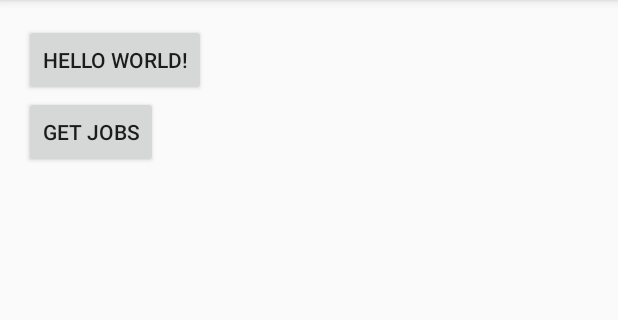
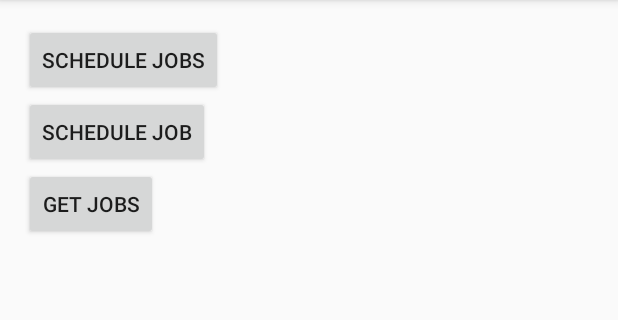
Before and after one commit to operando/JobScheduler-Sample, an Android app: the screen it shows after launch (MainActivity), on a phone screen of 412 x 824 dp, the part 84-404 px from its top. Run offline under Robolectric (Android 15) with nearby library versions, the phone set to English and light mode, and no system bars.

```diff
--- a/app/src/main/res/layout/activity_main.xml
+++ b/app/src/main/res/layout/activity_main.xml
@@ -11,10 +11,16 @@
     tools:context=".MainActivity">
 
     <Button
-        android:id="@+id/button"
+        android:id="@+id/schedule_jobs"
         android:layout_width="wrap_content"
         android:layout_height="wrap_content"
-        android:text="Hello World!" />
+        android:text="Schedule jobs" />
+
+    <Button
+        android:id="@+id/schedule_job"
+        android:layout_width="wrap_content"
+        android:layout_height="wrap_content"
+        android:text="Schedule job" />
 
     <Button
         android:id="@+id/get_jobs"
```
Also changed, not shown: app/src/main/java/com/os/operando/jobschedulersample/MainActivity.java (+28 -3 lines).
